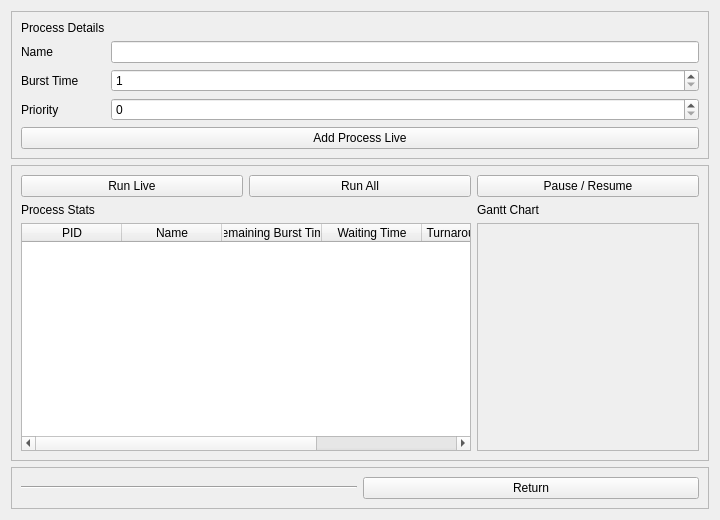
The window that src/gui/PyQtUI/runLiveSceneUI.ui (ashmod/Chronos) describes before a commit, drawn with Qt 5.
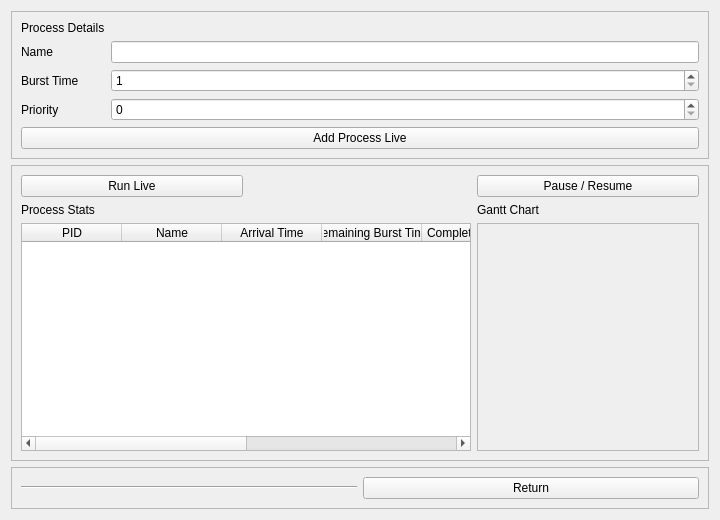
The same window after the commit.

Commit message: fix: fixed run live

What changed in the file:
```diff
--- a/src/gui/PyQtUI/runLiveSceneUI.ui
+++ b/src/gui/PyQtUI/runLiveSceneUI.ui
@@ -101,11 +101,21 @@
           <string>Name</string>
          </property>
         </column>
+        <column> 
+         <property name="text">
+          <string>Arrival Time</string>
+         </property>
+        </column>
         <column>
          <property name="text">
           <string>Remaining Burst Time</string>
          </property>
         </column>
+        <column>
+         <property name="text">
+          <string>Completion Time</string>
+         </property>
+        </column>
         <column>
          <property name="text">
           <string>Waiting Time</string>
@@ -123,13 +133,6 @@
         </column>
        </widget>
       </item>
-      <item row="0" column="1">
-       <widget class="QPushButton" name="runAllButton">
-        <property name="text">
-         <string>Run All</string>
-        </property>
-       </widget>
-      </item>
       <item row="0" column="2">
        <widget class="QPushButton" name="pauseButton">
         <property name="text">
```
The commit also changes 4 other files.
